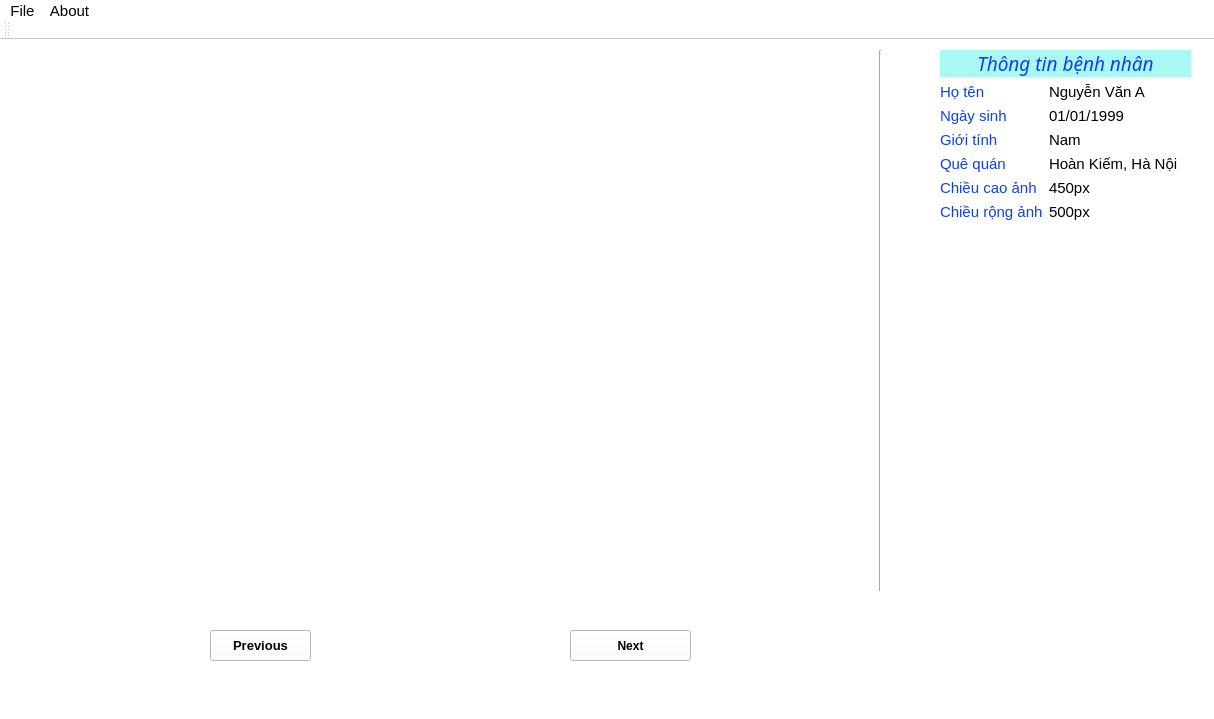
Above: mainwindow.ui from badungphan99/dicom-converter before the change. Below: the same form after it.
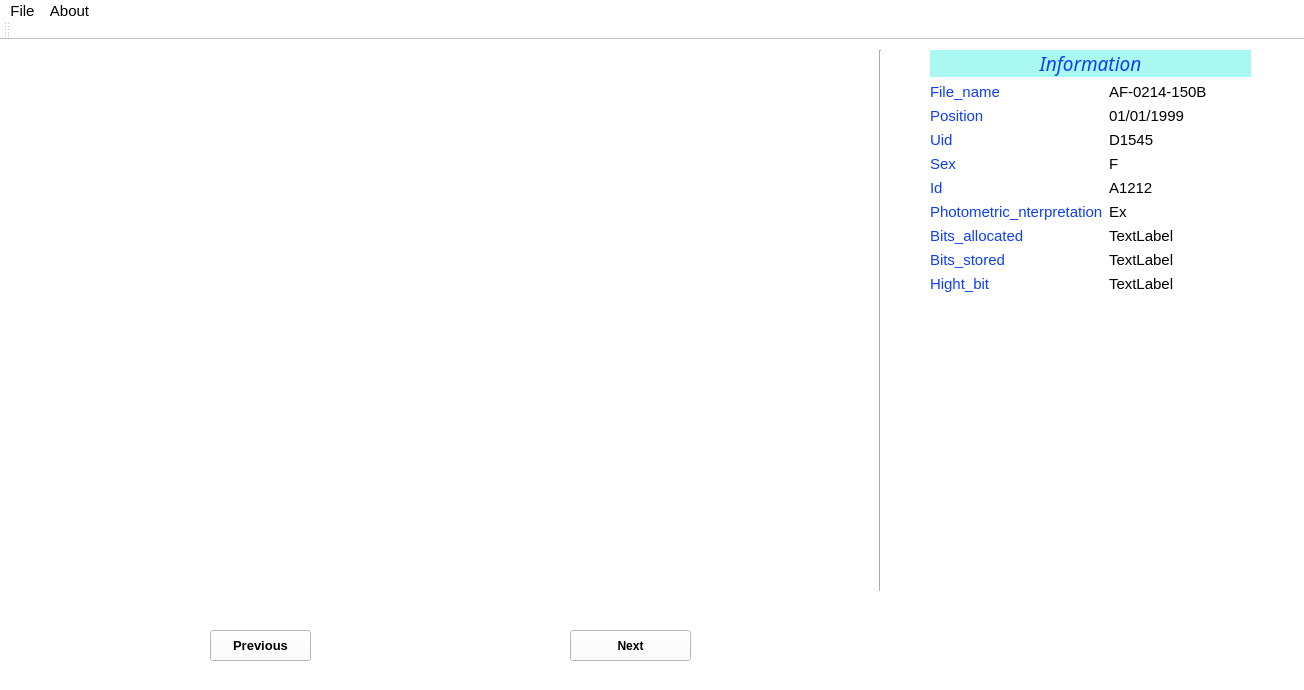
That is the form after the change. Icons and pictures are not drawn.

What changed in the file:
```diff
--- a/mainwindow.ui
+++ b/mainwindow.ui
@@ -6,8 +6,8 @@
    <rect>
     <x>0</x>
     <y>0</y>
-    <width>1214</width>
-    <height>719</height>
+    <width>1304</width>
+    <height>690</height>
    </rect>
   </property>
   <property name="sizeIncrement">
@@ -34,8 +34,8 @@
      <rect>
       <x>30</x>
       <y>20</y>
-      <width>791</width>
-      <height>521</height>
+      <width>751</width>
+      <height>511</height>
      </rect>
     </property>
     <property name="text">
@@ -58,10 +58,10 @@
    <widget class="QWidget" name="layoutWidget">
     <property name="geometry">
      <rect>
-      <x>940</x>
+      <x>930</x>
       <y>10</y>
-      <width>251</width>
-      <height>241</height>
+      <width>321</width>
+      <height>271</height>
      </rect>
     </property>
     <layout class="QFormLayout" name="formLayout">
@@ -85,7 +85,7 @@
 background-color: rgb(170, 248, 242);</string>
        </property>
        <property name="text">
-        <string>&lt;html&gt;&lt;head/&gt;&lt;body&gt;&lt;p align=&quot;center&quot;&gt;&lt;span style=&quot; font-size:14pt; font-style:italic;font-family:Time news roman&quot;&gt;Thông tin bệnh nhân&lt;/span&gt;&lt;/p&gt;&lt;/body&gt;&lt;/html&gt;</string>
+        <string>&lt;html&gt;&lt;head/&gt;&lt;body&gt;&lt;p align=&quot;center&quot;&gt;&lt;span style=&quot; font-size:14pt; font-style:italic;font-family:Time news roman&quot;&gt;Information&lt;/span&gt;&lt;/p&gt;&lt;/body&gt;&lt;/html&gt;</string>
        </property>
        <property name="indent">
         <number>-1</number>
@@ -103,7 +103,7 @@
         <string notr="true">color: rgb(13, 63, 245);</string>
        </property>
        <property name="text">
-        <string>Họ tên</string>
+        <string>File_name</string>
        </property>
       </widget>
      </item>
@@ -115,7 +115,7 @@
         </font>
        </property>
        <property name="text">
-        <string>Nguyễn Văn A</string>
+        <string>AF-0214-150B</string>
        </property>
       </widget>
      </item>
@@ -131,7 +131,7 @@
         <string notr="true">color: rgb(13, 63, 245);</string>
        </property>
        <property name="text">
-        <string>Ngày sinh</string>
+        <string>Position</string>
        </property>
       </widget>
      </item>
@@ -158,7 +158,7 @@
         <string notr="true">color: rgb(13, 63, 245);</string>
        </property>
        <property name="text">
-        <string>Giới tính</string>
+        <string>Uid</string>
        </property>
       </widget>
      </item>
@@ -170,7 +170,7 @@
         </font>
        </property>
        <property name="text">
-        <string>Nam</string>
+        <string>D1545</string>
        </property>
       </widget>
      </item>
@@ -185,7 +185,7 @@
         <string notr="true">color: rgb(13, 63, 245)</string>
        </property>
        <property name="text">
-        <string>Quê quán</string>
+        <string>Sex</string>
        </property>
       </widget>
      </item>
@@ -197,7 +197,7 @@
         </font>
        </property>
        <property name="text">
-        <string>Hoàn Kiếm, Hà Nội</string>
+        <string>F</string>
        </property>
       </widget>
      </item>
@@ -212,7 +212,7 @@
         <string notr="true">color: rgb(13, 63, 245)</string>
        </property>
        <property name="text">
-        <string>Chiều cao ảnh</string>
+        <string>Id</string>
        </property>
       </widget>
      </item>
@@ -224,7 +224,34 @@
         </font>
        </property>
        <property name="text">
-        <string>450px</string>
+        <string>A1212</string>
+       </property>
+      </widget>
+     </item>
+     <item row="6" column="1">
+      <widget class="QLabel" name="label_photometric_nterpretationpatient">
+       <property name="font">
+        <font>
+         <pointsize>11</pointsize>
+        </font>
+       </property>
+       <property name="text">
+        <string>Ex</string>
+       </property>
+      </widget>
+     </item>
+     <item row="7" column="0">
+      <widget class="QLabel" name="label_bits_allocated">
+       <property name="font">
+        <font>
+         <pointsize>11</pointsize>
+        </font>
+       </property>
+       <property name="styleSheet">
+        <string notr="true">color: rgb(13, 63, 245)</string>
+       </property>
+       <property name="text">
+        <string>Bits_allocated</string>
        </property>
       </widget>
      </item>
@@ -242,19 +269,73 @@
         <string notr="true">color: rgb(13, 63, 245)</string>
        </property>
        <property name="text">
-        <string>Chiều rộng ảnh</string>
+        <string>Photometric_nterpretation</string>
        </property>
       </widget>
      </item>
-     <item row="6" column="1">
-      <widget class="QLabel" name="label_widthimagepatient">
+     <item row="7" column="1">
+      <widget class="QLabel" name="label_bits_allocatedpatient">
        <property name="font">
         <font>
          <pointsize>11</pointsize>
         </font>
        </property>
        <property name="text">
-        <string>500px</string>
+        <string>TextLabel</string>
+       </property>
+      </widget>
+     </item>
+     <item row="8" column="0">
+      <widget class="QLabel" name="label_bits_stored">
+       <property name="font">
+        <font>
+         <pointsize>11</pointsize>
+        </font>
+       </property>
+       <property name="styleSheet">
+        <string notr="true">color: rgb(13, 63, 245)</string>
+       </property>
+       <property name="text">
+        <string>Bits_stored</string>
+       </property>
+      </widget>
+     </item>
+     <item row="8" column="1">
+      <widget class="QLabel" name="label_bits_storedpatient">
+       <property name="font">
+        <font>
+         <pointsize>11</pointsize>
+        </font>
+       </property>
+       <property name="text">
+        <string>TextLabel</string>
+       </property>
+      </widget>
+     </item>
+     <item row="9" column="0">
+      <widget class="QLabel" name="label_hight_bit">
+       <property name="font">
+        <font>
+         <pointsize>11</pointsize>
+        </font>
+       </property>
+       <property name="styleSheet">
+        <string notr="true">color: rgb(13, 63, 245)</string>
+       </property>
+       <property name="text">
+        <string>Hight_bit</string>
+       </property>
+      </widget>
+     </item>
+     <item row="9" column="1">
+      <widget class="QLabel" name="label_hight_bitpatient">
+       <property name="font">
+        <font>
+         <pointsize>11</pointsize>
+        </font>
+       </property>
+       <property name="text">
+        <string>TextLabel</string>
        </property>
       </widget>
      </item>
@@ -760,7 +841,7 @@
     <rect>
      <x>0</x>
      <y>0</y>
-     <width>1214</width>
+     <width>1304</width>
      <height>26</height>
     </rect>
    </property>
```
Left out of the diff: 72 changed lines with no effect on the pictures.
